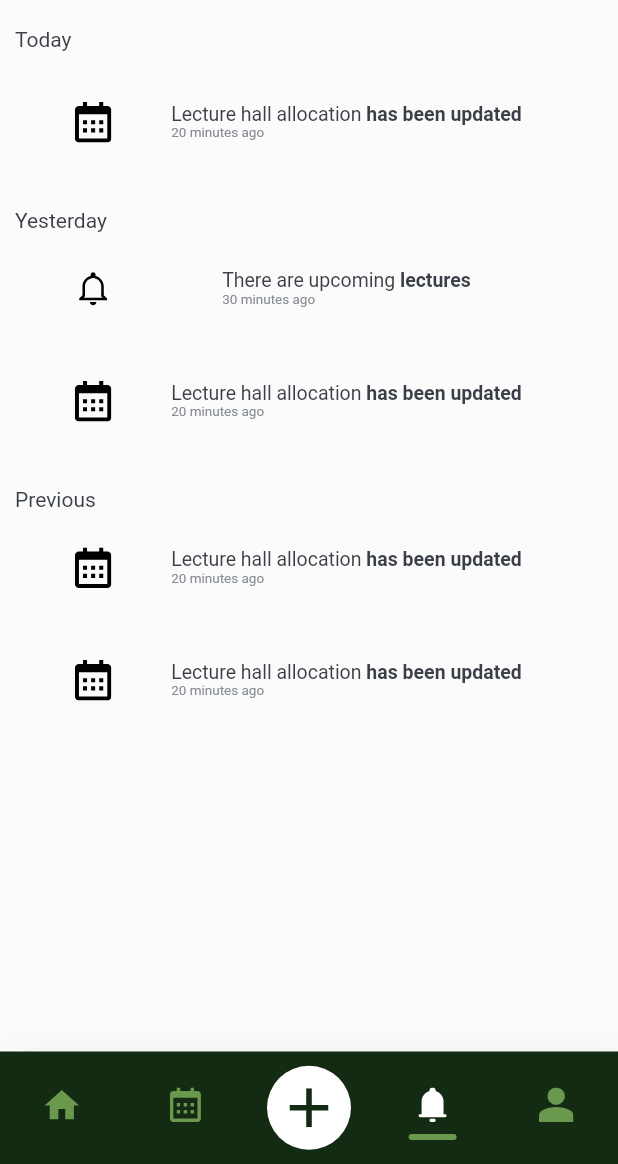
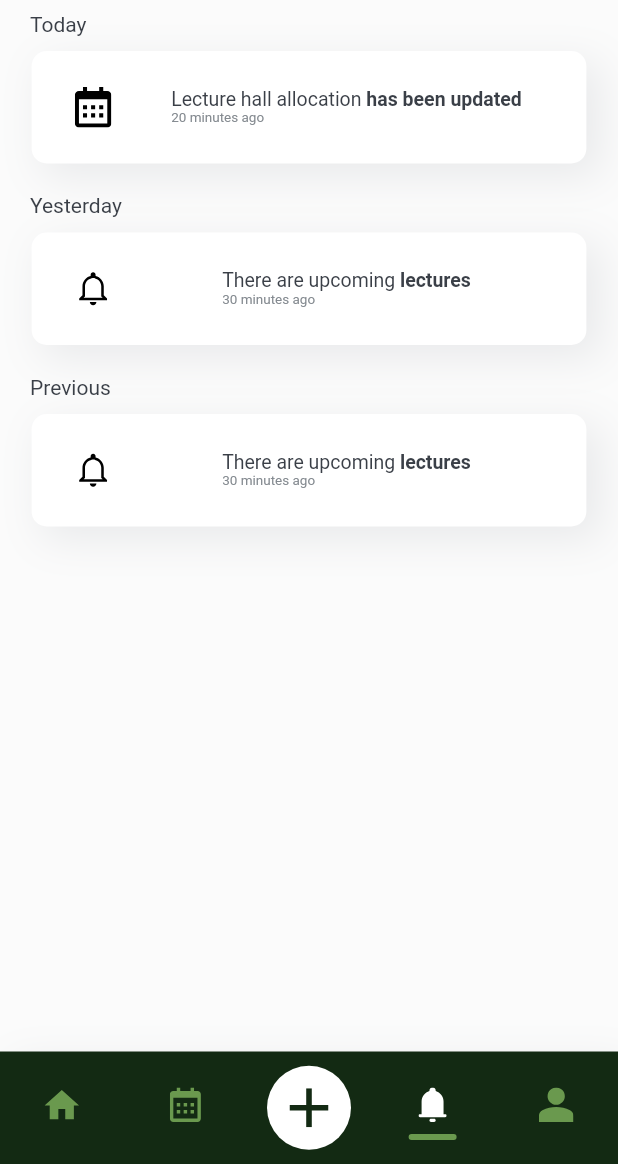
Before and after one commit to Chamith-Dilshan/ScholarSync_MobileApp, a Flutter app: the screen it shows once a user with an empty profile is signed in, item 4 of the bottom bar chosen, on a phone screen of 412 x 824 dp, the part 72-1236 px from its top. Run offline on Flutter 3.47's test engine with Material 2 defaults, Android fonts, the phone set to English and light mode, and no system bars; drawn by our look-alikes of calendar_view; our stand-ins replace cloud_firestore, expandable_text, firebase_auth, firebase_core, firebase_storage, flutter_riverpod and 2 more; accounts and stored records are empty; Roboto replaces fonts that are missing (inter).

Commit message:
Update Notification UI (adding more tabs)

```diff
--- a/lib/features/view/notifications_page.dart
+++ b/lib/features/view/notifications_page.dart
@@ -1,10 +1,10 @@
 import 'package:flutter/material.dart';
-import 'package:scholarsync/common/sidebar.dart';
 import 'package:scholarsync/constants/icon_constants.dart';
 import 'package:scholarsync/theme/palette.dart';
 import 'package:scholarsync/common/custom_textfield.dart';
 import 'package:scholarsync/constants/ui_constants.dart';
 import 'package:scholarsync/features/view/login_page.dart';
+
 
 
 class NotificationsPage extends StatelessWidget {
@@ -22,16 +22,16 @@ const NotificationsPage({Key? key}) : super(key: key);
         onBackIconButtonpressed: () {
           Navigator.push(
             context,
-            MaterialPageRoute(builder: (context) => const Sidebar()),
+            MaterialPageRoute(builder: (context) => const LogInPage()),
           );
         },
       ),
 
-
    //body
    body: Padding(
-        padding: const EdgeInsets.all(10.0),
-        child: Column(
+        padding: const EdgeInsets.only(bottom: 20, left: 20, right: 20),
+        child: SingleChildScrollView(
+          child: Column(
           crossAxisAlignment: CrossAxisAlignment.start,
           children: [
             const Text(
@@ -43,8 +43,19 @@ const NotificationsPage({Key? key}) : super(key: key);
               ),
             ),
             const SizedBox(height: 10),
-//Notification 01
-       Center(
+    // Notification 01
+     Container(
+              decoration: const BoxDecoration(
+                boxShadow: [
+                  BoxShadow(
+                    color: PaletteLightMode.shadowColor,
+                    offset: Offset(8, 8),
+                    blurRadius: 24,
+                    spreadRadius: 0,
+                  ),
+                ],
+              ),
+            child:Center(
               child: CustomTextField(
                 firstLine: "Lecture hall allocation",
                 secondPartFirstline: "has been updated",
@@ -68,15 +79,15 @@ const NotificationsPage({Key? key}) : super(key: key);
                 backIconScale: 50,
                 borderColor: Colors.transparent,
                 borderWidth: 0,
-                backgroundColor: PaletteLightMode.backgroundColor,
+                backgroundColor: Colors.white,
                 boxwidth: 369.84,
                 boxheight: 75,
-                borderRadius:10,
+                borderRadius: 10,
                 padding: 16,
               ),
             ),
-
-          const SizedBox(height: 20),
+           ),
+      const SizedBox(height: 20),
 //Notification 02
         const Text(
               'Yesterday',
@@ -86,7 +97,20 @@ const NotificationsPage({Key? key}) : super(key: key);
                 color: PaletteLightMode.textColor,
               ),
             ),
-          Center(
+             const SizedBox(height: 10),
+
+             Container(
+              decoration: const BoxDecoration(
+                boxShadow: [
+                  BoxShadow(
+                    color: PaletteLightMode.shadowColor,
+                    offset: Offset(8, 8),
+                    blurRadius: 24,
+                    spreadRadius: 0,
+                  ),
+                ],
+              ),
+         child: Center(
               child: CustomTextField(
                 firstLine: "There are upcoming",
                 secondPartFirstline: "lectures",
@@ -110,18 +134,43 @@ const NotificationsPage({Key? key}) : super(key: key);
                 backIconScale: 50,
                 borderColor: PaletteLightMode.transparentColor,
                 borderWidth: 0,
-                backgroundColor: PaletteLightMode.backgroundColor,
+                backgroundColor: Colors.white,
                 boxwidth: 369.84,
                 boxheight: 75,
                 borderRadius:10,
                 padding: 16,
               ),
             ),
-            Center(
+             ),
+
+          const SizedBox(height: 20),
+
+          //Notification 03
+        const Text(
+              'Previous',
+              style: TextStyle(
+                fontSize: 14,
+                fontFamily: "inter",
+                color: PaletteLightMode.textColor,
+              ),
+            ),
+             const SizedBox(height: 10),
+             Container(
+              decoration: const BoxDecoration(
+                boxShadow: [
+                  BoxShadow(
+                    color: PaletteLightMode.shadowColor,
+                    offset: Offset(8, 8),
+                    blurRadius: 24,
+                    spreadRadius: 0,
+                  ),
+                ],
+              ),
+         child: Center(
               child: CustomTextField(
-                firstLine: "Lecture hall allocation",
-                secondPartFirstline: "has been updated",
-                thirdLine: "20 minutes ago",
+                firstLine: "There are upcoming",
+                secondPartFirstline: "lectures",
+                thirdLine: "30 minutes ago",
                 firstLineStyle: const TextStyle(fontSize: 13, color: PaletteLightMode.textColor),
                 thirdLineStyle: const TextStyle(fontSize: 9, color: PaletteLightMode.secondaryTextColor),
                 secondPartFirstLineStyle: const TextStyle(fontWeight: FontWeight.bold),
@@ -135,97 +184,27 @@ const NotificationsPage({Key? key}) : super(key: key);
                 ontapBackIcon: () {
                   // onTap function for backIcon
                 },
-                frontIcon: IconConstants.calendarIcon,
+                frontIcon: IconConstants.bellOutlinedIcon,
                 // backIcon: IconConstants.moonIcon,
                 frontIconScale: 50,
                 backIconScale: 50,
-                borderColor: Colors.transparent,
+                borderColor: PaletteLightMode.transparentColor,
                 borderWidth: 0,
-                backgroundColor: PaletteLightMode.backgroundColor,
+                backgroundColor: Colors.white,
                 boxwidth: 369.84,
                 boxheight: 75,
                 borderRadius:10,
                 padding: 16,
               ),
             ),
+             ),
+
           const SizedBox(height: 20),
 
-          //Notification 03
-        const Text(
-              'Previous',
-              style: TextStyle(
-                fontSize: 14,
-                fontFamily: "inter",
-                color: PaletteLightMode.textColor,
-              ),
-            ),
-            //Notification
-       Center(
-              child: CustomTextField(
-                firstLine: "Lecture hall allocation",
-                secondPartFirstline: "has been updated",
-                thirdLine: "20 minutes ago",
-                firstLineStyle: const TextStyle(fontSize: 13, color: PaletteLightMode.textColor),
-                thirdLineStyle: const TextStyle(fontSize: 9, color: PaletteLightMode.secondaryTextColor),
-                secondPartFirstLineStyle: const TextStyle(fontWeight: FontWeight.bold),
-                controller: TextEditingController(),
-                ontapBox: () {
-                  // onTap function for the Box
-                },
-                ontapFrontIcon: () {
-                  // onTap function for FrontIcon
-                },
-                ontapBackIcon: () {
-                  // onTap function for backIcon
-                },
-                frontIcon: IconConstants.calendarIcon,
-                // backIcon: IconConstants.moonIcon,
-                frontIconScale: 50,
-                backIconScale: 50,
-                borderColor: Colors.transparent,
-                borderWidth: 0,
-                backgroundColor: PaletteLightMode.backgroundColor,
-                boxwidth: 369.84,
-                boxheight: 75,
-                borderRadius:10,
-                padding: 16,
-              ),
-            ),
-            Center(
-              child: CustomTextField(
-                firstLine: "Lecture hall allocation",
-                secondPartFirstline: "has been updated",
-                thirdLine: "20 minutes ago",
-                firstLineStyle: const TextStyle(fontSize: 13, color: PaletteLightMode.textColor),
-                thirdLineStyle: const TextStyle(fontSize: 9, color: PaletteLightMode.secondaryTextColor),
-                secondPartFirstLineStyle: const TextStyle(fontWeight: FontWeight.bold),
-                controller: TextEditingController(),
-                ontapBox: () {
-                  // onTap function for the Box
-                },
-                ontapFrontIcon: () {
-                  // onTap function for FrontIcon
-                },
-                ontapBackIcon: () {
-                  // onTap function for backIcon
-                },
-                frontIcon: IconConstants.calendarIcon,
-                // backIcon: IconConstants.moonIcon,
-                frontIconScale: 50,
-                backIconScale: 50,
-                borderColor: Colors.transparent,
-                borderWidth: 0,
-                backgroundColor: PaletteLightMode.backgroundColor,
-                boxwidth: 369.84,
-                boxheight: 75,
-                borderRadius:10,
-                padding: 16,
-              ),
-            ),
-          const SizedBox(height: 20),
 
     ],)
    ),
-      );
+   ),
+    );
   }
 }
```
